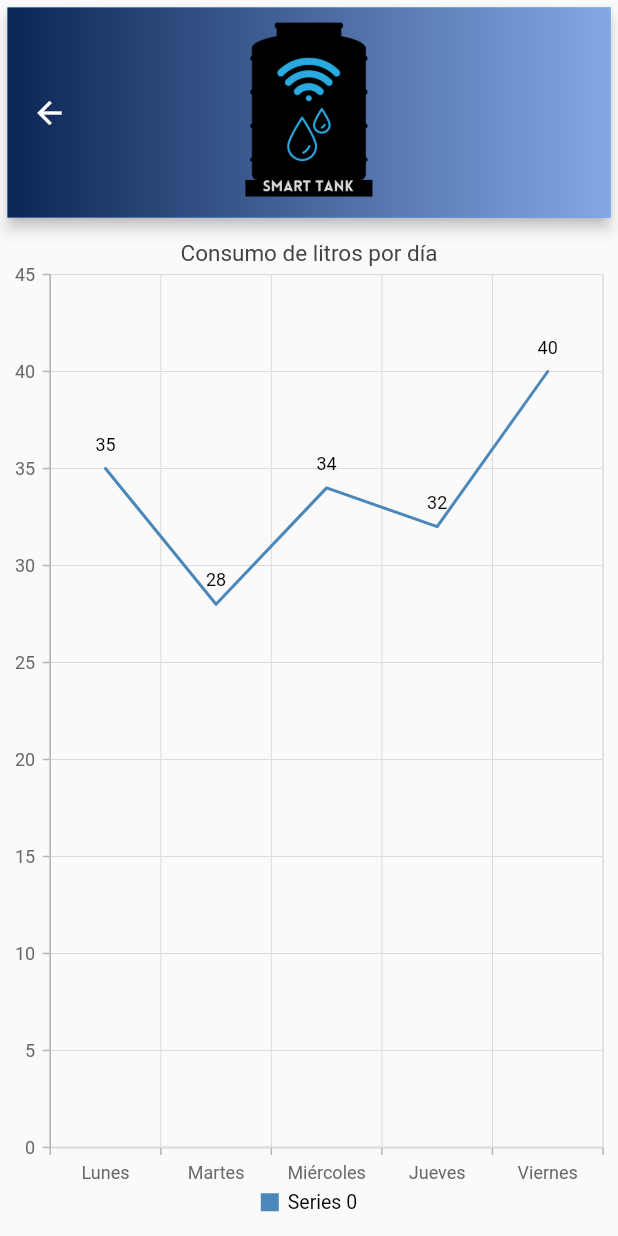
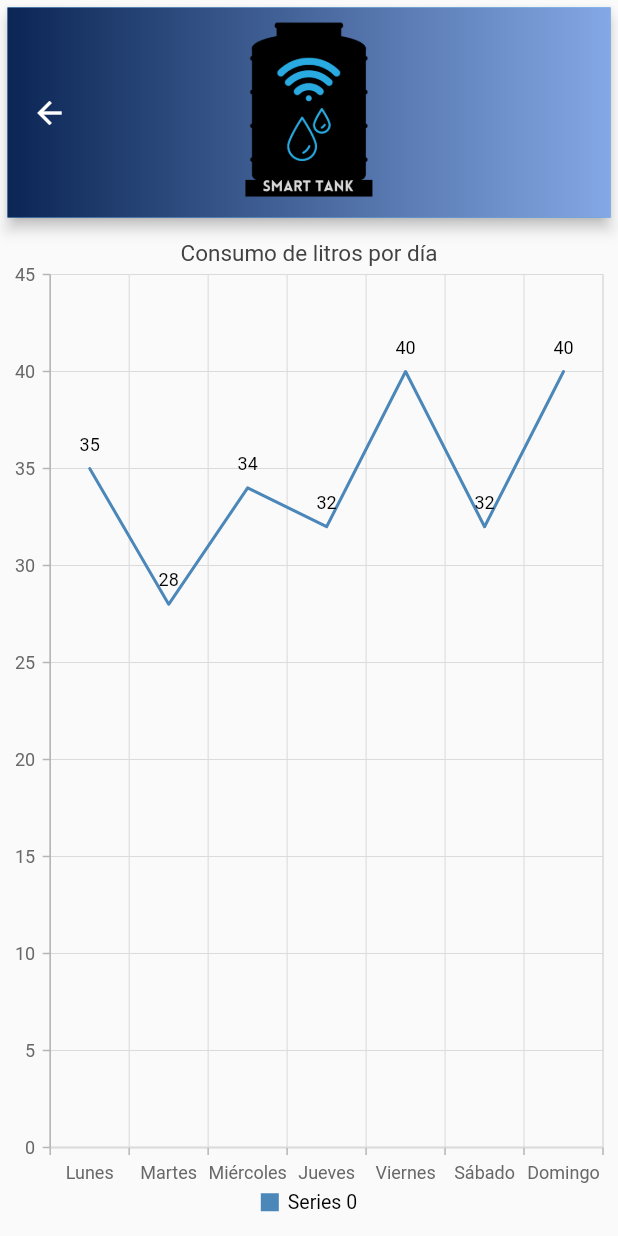
Before and after one commit to yoshiry97/smartTank, a Flutter app: the screen it shows after launch, after a tap on "Estadísticas", on a phone screen of 412 x 824 dp. Run offline on Flutter 3.47's test engine with Material 2 defaults, Android fonts, the phone set to English and light mode, and no system bars; our stand-ins replace flutter_spinkit, flutter_switch, syncfusion_flutter_charts, syncfusion_flutter_gauges; network calls fail.

Commit message:
cambios5

```diff
--- a/lib/http/httpservice.dart
+++ b/lib/http/httpservice.dart
@@ -78,7 +78,8 @@ class HttpService {
         headers: {"authorization": "Bearer $accessToken"});
 
     var propertiesJson = jsonDecode(response) as List<dynamic>;
-  List<ThingsProperty> properties = propertiesJson.map((json) => ThingsProperty.fromJson(json)).toList();
+    List<ThingsProperty> properties =
+        propertiesJson.map((json) => ThingsProperty.fromJson(json)).toList();
     return properties;
   }
 
@@ -104,4 +105,6 @@ class HttpService {
       print('Cuerpo de respuesta: ${response.body}');
     }
   }
+
+
 }
--- a/lib/src/pages/alert_page.dart
+++ b/lib/src/pages/alert_page.dart
@@ -17,7 +17,6 @@ class _AlertPageState extends State<AlertPage> {
   var service = HttpService();
   double capacidad = 0.0;
 
-
   @override
   void initState() {
     super.initState();
@@ -36,6 +35,7 @@ class _AlertPageState extends State<AlertPage> {
           capacidad = (element.lastValue as double);
           print("valor del capacidad " + capacidad.toString());
         }
+
       });
     });
   }
--- a/lib/src/pages/control_page.dart
+++ b/lib/src/pages/control_page.dart
@@ -14,8 +14,7 @@ class ControlPage extends StatefulWidget {
 class _ControlPageState extends State<ControlPage> {
   bool _switchCurrentValue = false;
   late List accessToken;
-  bool _isLoading =
-      true; // Nuevo estado para controlar la visibilidad de la animación de carga
+  bool _isLoading = true; // Nuevo estado para controlar la visibilidad de la animación de carga
   var service = HttpService();
   double volumen = 0.0;
 
@@ -117,7 +116,7 @@ class _ControlPageState extends State<ControlPage> {
             ),
           ),
           _isLoading
-              ? SpinKitWave(
+              ? const SpinKitWave(
                   color: Colors.blue, // Color de la animación de carga
                   size: 50.0, // Tamaño de la animación
                 )
--- a/lib/src/pages/statistics_page.dart
+++ b/lib/src/pages/statistics_page.dart
@@ -13,21 +13,32 @@ class _StatisticsPageState extends State<StatisticsPage> {
   late double _litros = 10.0;
   // Variable para almacenar los litros obtenidos de la API
   var service = HttpService();
+  late List accessToken;
   late TooltipBehavior _tooltipBehavior;
 
   @override
   void initState() {
     _tooltipBehavior = TooltipBehavior(enable: true);
     super.initState();
+    print("InitState: Inicio de initState");
     _fetchLitrosData(); // Llamar a la función para obtener los datos de litros al inicio
   }
 
   Future<void> _fetchLitrosData() async {
     try {
       dynamic response = await service.getThings();
-      setState(() {
-        _litros = double.parse(response[5]['last_value']);
-      });
+      service.getThingsV2().then(
+        (value) {
+          setState(() {
+            accessToken = value;
+          });
+          value.forEach((element) {
+            if (element.name == 'litros') {
+
+            }
+          });
+        },
+      );
     } catch (error) {
       print('Error fetching litros data: $error');
     }
@@ -81,9 +92,12 @@ class _StatisticsPageState extends State<StatisticsPage> {
                   UsageData('Miércoles', 34),
                   UsageData('Jueves', 32),
                   UsageData('Viernes', 40),
+                   UsageData('Sábado', 32),
+                  UsageData('Domingo', 40),
                 ],
                 xValueMapper: (UsageData uso, _) => uso.day,
-                yValueMapper: (UsageData uso, _) => uso.litros, // Corregido aquí
+                yValueMapper: (UsageData uso, _) =>
+                    uso.litros, // Corregido aquí
                 // Enable data label
                 dataLabelSettings: DataLabelSettings(isVisible: true),
               ),
```
Lines whose indentation alone changed are shown as unchanged.
